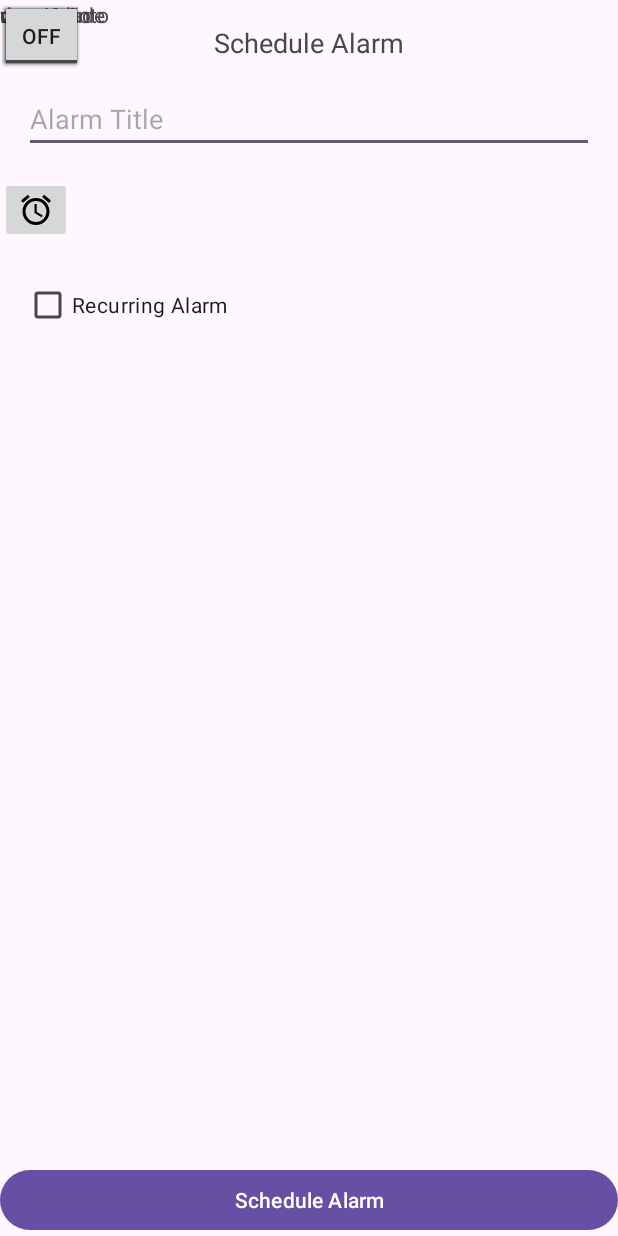
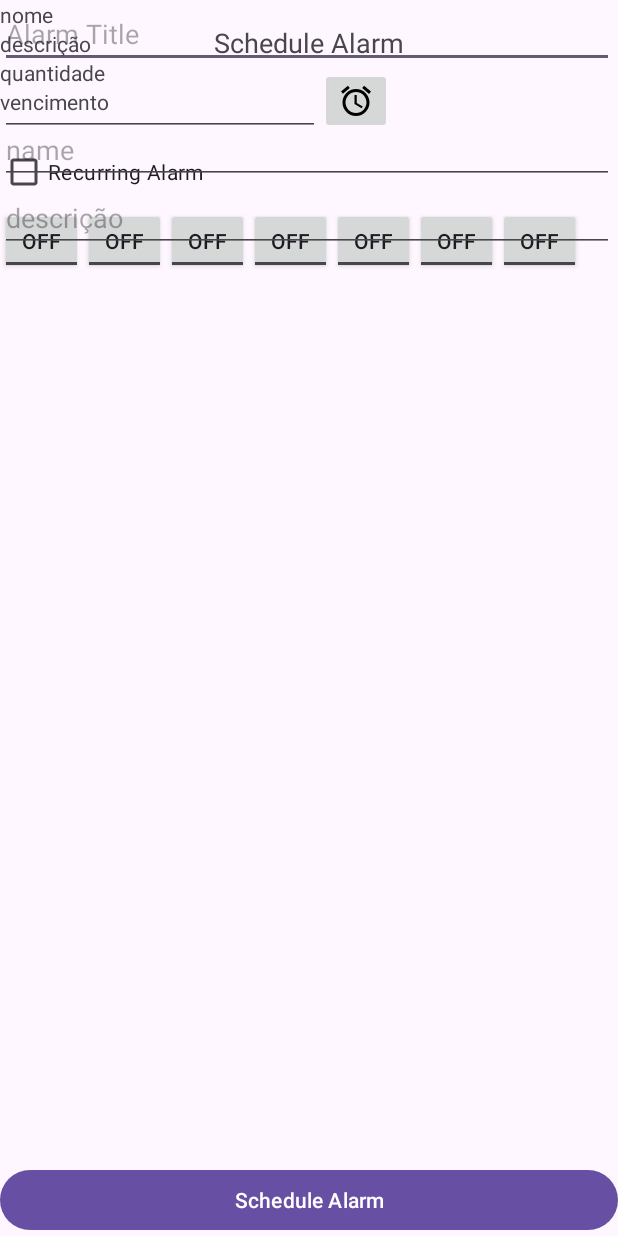
Before and after one commit to larissa-bianca/projetoIntegrador, an Android app: the screen it shows after launch (MainActivity), on a phone screen of 412 x 824 dp. Run offline under Robolectric (Android 15) with nearby library versions, the phone set to English and light mode, and no system bars.

Commit message:
aula 06/06

```diff
--- a/app/src/main/res/layout/activity_main.xml
+++ b/app/src/main/res/layout/activity_main.xml
@@ -24,32 +24,6 @@
             app:layout_constraintEnd_toEndOf="parent"
             app:layout_constraintStart_toStartOf="parent"
             app:layout_constraintTop_toTopOf="parent" />
-
-        <EditText
-            android:id="@+id/fragment_createalarm_title"
-            android:layout_width="match_parent"
-            android:layout_height="wrap_content"
-            android:layout_marginStart="16dp"
-            android:layout_marginTop="16dp"
-            android:layout_marginEnd="16dp"
-            android:hint="Alarm Title"
-            app:layout_constraintEnd_toEndOf="parent"
-            app:layout_constraintHorizontal_bias="0.0"
-            app:layout_constraintStart_toStartOf="parent"
-            app:layout_constraintTop_toBottomOf="@+id/fragment_createalarm_scheduleAlarmHeading" />
-
-        <CheckBox
-            android:id="@+id/fragment_createalarm_recurring"
-            android:layout_width="match_parent"
-            android:layout_height="wrap_content"
-            android:layout_marginStart="16dp"
-            android:layout_marginTop="16dp"
-            android:layout_marginEnd="16dp"
-            android:checked="false"
-            android:text="Recurring Alarm"
-            app:layout_constraintEnd_toEndOf="parent"
-            app:layout_constraintStart_toStartOf="parent"
-            app:layout_constraintTop_toBottomOf="@+id/editTextTime" />
 
         <LinearLayout
             android:id="@+id/fragment_createalarm_recurring_options"
@@ -112,114 +86,142 @@
             app:layout_constraintBottom_toBottomOf="parent"
             tools:layout_editor_absoluteX="133dp" />
 
-        <ToggleButton
-            android:id="@+id/toggleButton"
-            android:layout_width="55dp"
-            android:layout_height="48dp"
-            android:text="ToggleButton"
-            tools:layout_editor_absoluteX="16dp"
-            tools:layout_editor_absoluteY="241dp" />
+        <LinearLayout
+            android:layout_width="409dp"
+            android:layout_height="240dp"
+            android:orientation="vertical"
+            tools:layout_editor_absoluteX="0dp"
+            tools:layout_editor_absoluteY="112dp">
+
+            <EditText
+                android:id="@+id/alarm_title"
+                android:layout_width="match_parent"
+                android:layout_height="wrap_content"
+                android:hint="Alarm Title" />
+
+            <LinearLayout
+                android:layout_width="match_parent"
+                android:layout_height="wrap_content"
+                android:orientation="horizontal">
+
+                <EditText
+                    android:id="@+id/time_picker"
+                    android:layout_width="wrap_content"
+                    android:layout_height="wrap_content"
+                    android:ems="10"
+                    android:inputType="time" />
+
+                <ImageButton
+                    android:id="@+id/imgButtonTime"
+                    android:layout_width="wrap_content"
+                    android:layout_height="wrap_content"
+                    app:srcCompat="@drawable/baseline_access_alarm_24" />
+            </LinearLayout>
+
+            <CheckBox
+                android:id="@+id/fragment_createalarm_recurring"
+                android:layout_width="match_parent"
+                android:layout_height="wrap_content"
+                android:checked="false"
+                android:text="Recurring Alarm" />
+
+            <LinearLayout
+                android:layout_width="match_parent"
+                android:layout_height="55dp"
+                android:orientation="horizontal">
 
                 <ToggleButton
-            android:id="@+id/toggleButton"
+                    android:id="@+id/toggleButton_seg"
                     android:layout_width="55dp"
-            android:layout_height="48dp"
-            android:text="ToggleButton"
-            tools:layout_editor_absoluteX="71dp"
-            tools:layout_editor_absoluteY="241dp" />
+                    android:layout_height="44dp"
+                    android:text="ToggleButton" />
 
                 <ToggleButton
-            android:id="@+id/toggleButton"
+                    android:id="@+id/toggleButton_ter"
                     android:layout_width="55dp"
-            android:layout_height="48dp"
-            android:text="ToggleButton"
-            tools:layout_editor_absoluteX="126dp"
-            tools:layout_editor_absoluteY="241dp" />
+                    android:layout_height="44dp"
+                    android:text="ToggleButton" />
 
                 <ToggleButton
-            android:id="@+id/toggleButton"
+                    android:id="@+id/toggleButton_quar"
                     android:layout_width="55dp"
-            android:layout_height="48dp"
-            android:text="ToggleButton"
-            tools:layout_editor_absoluteX="178dp"
-            tools:layout_editor_absoluteY="241dp" />
+                    android:layout_height="44dp"
+                    android:text="ToggleButton" />
 
                 <ToggleButton
-            android:id="@+id/toggleButton"
+                    android:id="@+id/toggleButton_quin"
                     android:layout_width="55dp"
-            android:layout_height="48dp"
-            android:text="ToggleButton"
-            tools:layout_editor_absoluteX="233dp"
-            tools:layout_editor_absoluteY="241dp" />
+                    android:layout_height="44dp"
+                    android:text="ToggleButton" />
 
                 <ToggleButton
-            android:id="@+id/toggleButton"
+                    android:id="@+id/toggleButton_sex"
                     android:layout_width="55dp"
-            android:layout_height="48dp"
-            android:text="ToggleButton"
-            tools:layout_editor_absoluteX="288dp"
-            tools:layout_editor_absoluteY="241dp" />
+                    android:layout_height="44dp"
+                    android:text="ToggleButton" />
 
                 <ToggleButton
-            android:id="@+id/toggleButton"
+                    android:id="@+id/toggleButton_sab"
                     android:layout_width="55dp"
-            android:layout_height="48dp"
-            android:text="ToggleButton"
-            tools:layout_editor_absoluteX="343dp"
-            tools:layout_editor_absoluteY="241dp" />
+                    android:layout_height="44dp"
+                    android:text="ToggleButton" />
+
+                <ToggleButton
+                    android:id="@+id/toggleButton_dom"
+                    android:layout_width="55dp"
+                    android:layout_height="44dp"
+                    android:text="ToggleButton" />
+            </LinearLayout>
+
+        </LinearLayout>
+
+        <LinearLayout
+            android:layout_width="409dp"
+            android:layout_height="206dp"
+            android:orientation="vertical"
+            tools:layout_editor_absoluteX="2dp"
+            tools:layout_editor_absoluteY="369dp">
+
+            <TextView
+                android:id="@+id/nome_rem"
+                android:layout_width="wrap_content"
+                android:layout_height="wrap_content"
+                android:text="nome" />
+
+            <TextView
+                android:id="@+id/desc_rem"
+                android:layout_width="wrap_content"
+                android:layout_height="wrap_content"
+                android:text="descrição" />
+
+            <TextView
+                android:id="@+id/qtd_rem"
+                android:layout_width="wrap_content"
+                android:layout_height="wrap_content"
+                android:text="quantidade" />
+
+            <TextView
+                android:id="@+id/vencim_rem"
+                android:layout_width="wrap_content"
+                android:layout_height="wrap_content"
+                android:text="vencimento" />
 
             <EditText
-            android:id="@+id/editTextTime"
-            android:layout_width="wrap_content"
+                android:id="@+id/editTextText"
+                android:layout_width="match_parent"
                 android:layout_height="wrap_content"
-            android:layout_marginTop="16dp"
                 android:ems="10"
-            android:inputType="time"
-            app:layout_constraintEnd_toStartOf="@+id/imageButton2"
-            app:layout_constraintHorizontal_bias="1.0"
-            app:layout_constraintStart_toStartOf="parent"
-            app:layout_constraintTop_toBottomOf="@+id/fragment_createalarm_title" />
+                android:hint="name"
+                android:inputType="text" />
 
-        <ImageButton
-            android:id="@+id/imageButton2"
-            android:layout_width="wrap_content"
+            <EditText
+                android:id="@+id/editTextText2"
+                android:layout_width="match_parent"
                 android:layout_height="wrap_content"
-            android:layout_marginTop="16dp"
-            app:layout_constraintTop_toBottomOf="@+id/fragment_createalarm_title"
-            app:srcCompat="@drawable/baseline_access_alarm_24"
-            tools:layout_editor_absoluteX="226dp" />
-
-        <TextView
-            android:id="@+id/textView"
-            android:layout_width="wrap_content"
-            android:layout_height="wrap_content"
-            android:text="nome"
-            tools:layout_editor_absoluteX="16dp"
-            tools:layout_editor_absoluteY="313dp" />
-
-        <TextView
-            android:id="@+id/textView2"
-            android:layout_width="wrap_content"
-            android:layout_height="wrap_content"
-            android:text="descrição"
-            tools:layout_editor_absoluteX="14dp"
-            tools:layout_editor_absoluteY="347dp" />
-
-        <TextView
-            android:id="@+id/textView3"
-            android:layout_width="wrap_content"
-            android:layout_height="wrap_content"
-            android:text="quantidade"
-            tools:layout_editor_absoluteX="17dp"
-            tools:layout_editor_absoluteY="378dp" />
-
-        <TextView
-            android:id="@+id/textView4"
-            android:layout_width="wrap_content"
-            android:layout_height="wrap_content"
-            android:text="vencimento"
-            tools:layout_editor_absoluteX="18dp"
-            tools:layout_editor_absoluteY="414dp" />
+                android:ems="10"
+                android:hint="descrição"
+                android:inputType="text" />
+        </LinearLayout>
 
     </androidx.constraintlayout.widget.ConstraintLayout>
 
```
Lines whose indentation alone changed are shown as unchanged.
